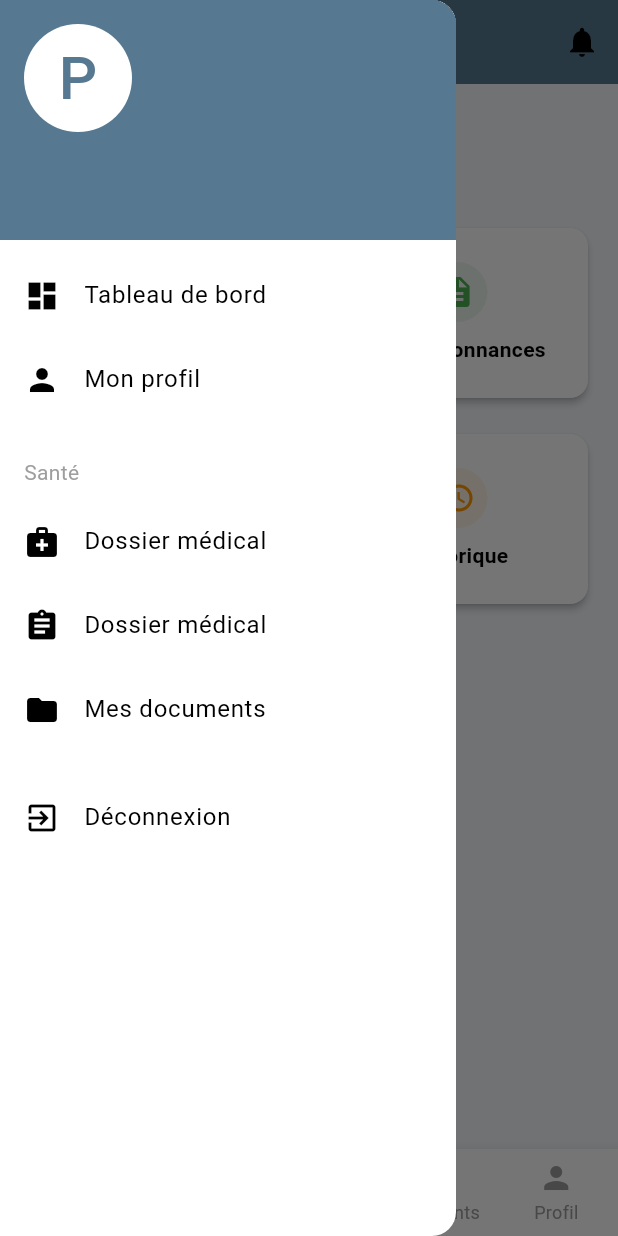
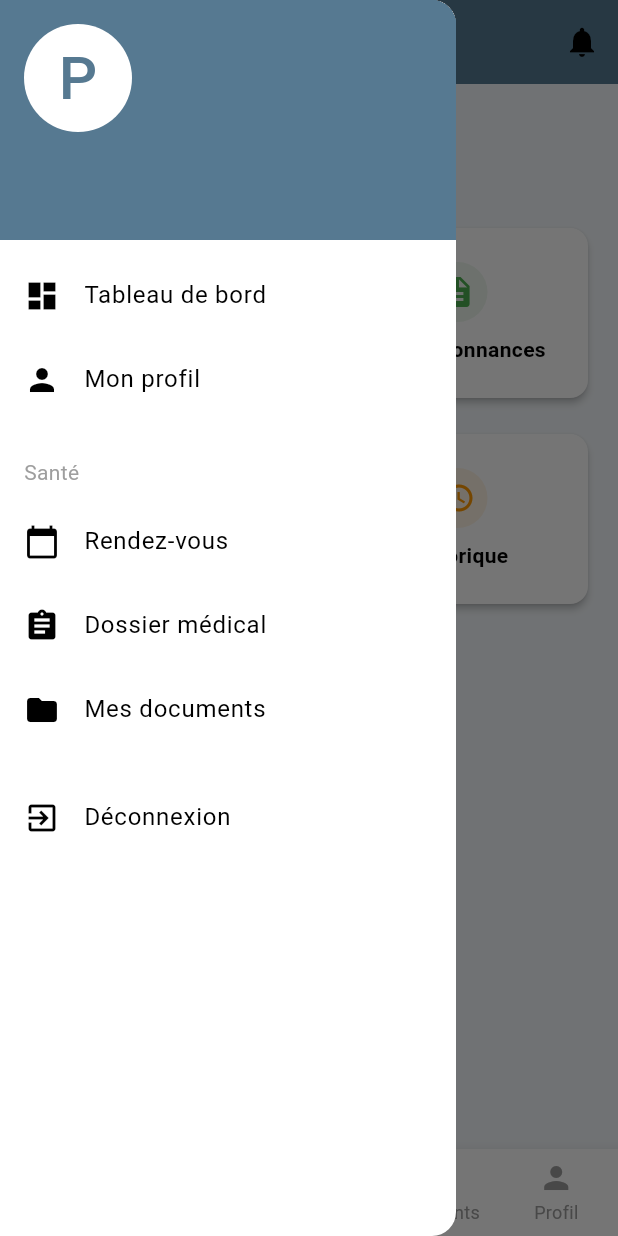
Before and after one commit to Zahra0706/Application-de-gestion-medicale-FrontEnd, a Flutter app: the PatientDashboardScreen screen opened directly, with the side drawer open, on a phone screen of 412 x 824 dp. Run offline on Flutter 3.47's test engine with Material 3 defaults, Android fonts, the phone set to English and light mode, and no system bars; our stand-ins replace file_picker, pdf, printing, shared_preferences; accounts and stored records are empty.

Commit message:
menu errors

```diff
--- a/lib/views/patient/patient_dashboard_screen.dart
+++ b/lib/views/patient/patient_dashboard_screen.dart
@@ -238,9 +238,15 @@ class _PatientDashboardScreenState extends State<PatientDashboardScreen> {
             child: Text('Santé', style: TextStyle(color: Colors.grey)),
           ),
           ListTile(
-            leading: const Icon(Icons.medical_services),
-            title: const Text('Dossier médical'),
-            onTap: () {},
+            leading: const Icon(Icons.calendar_today),
+            title: const Text('Rendez-vous'),
+            onTap: () {
+              Navigator.pop(context);
+              Navigator.push(
+                context,
+                MaterialPageRoute(builder: (_) => const AppointmentListScreen()),
+              );
+            },
           ),
           ListTile(
             leading: const Icon(Icons.assignment),
```
